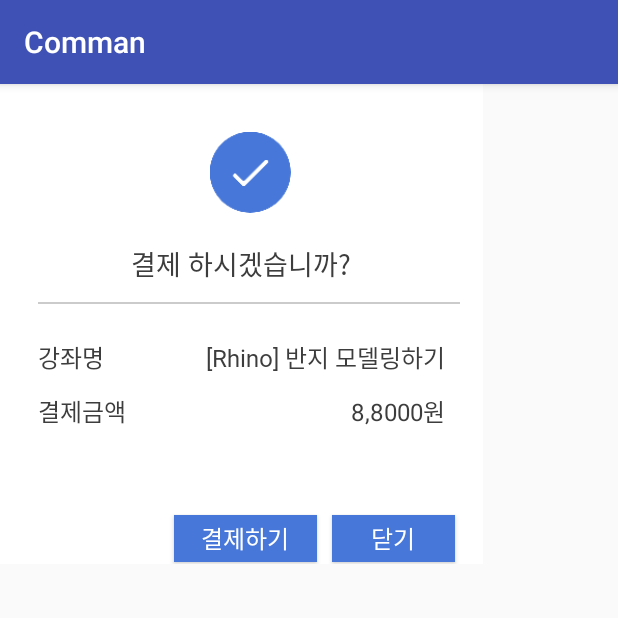
After one commit to CommanTeam/android, an Android app: the ChargePopupActivity screen opened directly, with no data from a screen before it, on a phone screen of 412 x 824 dp, the top half of it. The commit adds this screen. Run offline under Robolectric (Android 15) with nearby library versions, the phone set to English and light mode, and no system bars.

Commit message:
결제 등록 팝업(ChargePopupActivity) - 스크롤바 구현 아직 안했다. 등록 팝업(EnrollPopupActivity) - 레이아웃 완성 강의 설명 팝업(LecturePopupActivity) - 리싸이클러뷰 약간 미완성임
완성해보려고했지만 이제 출근 4시간 30분 전이라 잘게..

ps. 신기용바보멍충이메렁

```diff
--- /dev/null
+++ b/Comman/app/src/main/java/org/appjam/comman/ChargePopupActivity.kt
@@ -0,0 +1,27 @@
+package org.appjam.comman
+
+import android.os.Bundle
+import android.support.v7.app.AppCompatActivity
+import android.view.MotionEvent
+import kotlinx.android.synthetic.main.activity_charge_popup.*
+
+class ChargePopupActivity : AppCompatActivity() {
+
+    override fun onCreate(savedInstanceState: Bundle?) {
+        super.onCreate(savedInstanceState)
+        setContentView(R.layout.activity_charge_popup)
+
+        //닫기 버튼 클릭시 팝업 종료
+        charge_close_btn.setOnClickListener{
+            finish()
+        }
+    }
+
+    override fun onTouchEvent(event: MotionEvent?): Boolean {
+        //바깥 레이어 클릭시 안닫히게 한다.
+        if (MotionEvent.ACTION_OUTSIDE == event!!.action) {
+            return false
+        }
+        return true
+    }
+}
--- /dev/null
+++ b/Comman/app/src/main/res/layout/activity_charge_popup.xml
@@ -0,0 +1,134 @@
+<?xml version="1.0" encoding="utf-8"?>
+<LinearLayout xmlns:android="http://schemas.android.com/apk/res/android"
+    xmlns:tools="http://schemas.android.com/tools"
+    android:layout_width="322dp"
+    android:layout_height="320dp"
+    android:background="@color/white"
+    android:orientation="vertical"
+    tools:context="org.appjam.comman.ChargePopupActivity">
+
+
+    <LinearLayout
+        android:orientation="vertical"
+        android:layout_width="match_parent"
+        android:layout_height="wrap_content">
+
+        <ImageView
+            android:layout_width="54dp"
+            android:layout_height="54dp"
+            android:layout_marginBottom="20dp"
+            android:layout_marginLeft="140dp"
+            android:layout_marginRight="140dp"
+            android:layout_marginTop="32dp"
+            android:src="@drawable/enrollment_charge_check_icon" />
+
+        <TextView
+            android:layout_width="wrap_content"
+            android:layout_height="wrap_content"
+            android:layout_marginBottom="12dp"
+            android:layout_gravity="center"
+            android:fontFamily="@font/nanum_square_bold"
+            android:textColor="@color/mainTextColor"
+            android:text="결제 하시겠습니까?"
+            android:textSize="18sp" />
+    </LinearLayout>
+
+    <View
+        android:layout_width="281dp"
+        android:layout_height="1dp"
+        android:background="@color/divideLineColor"
+        android:layout_marginLeft="25dp"
+        android:layout_marginRight="25dp"/>
+
+    <LinearLayout
+        android:orientation="vertical"
+        android:layout_marginTop="23dp"
+        android:layout_marginBottom="31dp"
+        android:layout_width="match_parent"
+        android:layout_height="wrap_content"
+        android:layout_marginRight="25dp"
+        android:layout_marginLeft="25dp">
+
+        <LinearLayout
+            android:orientation="horizontal"
+            android:layout_width="match_parent"
+            android:layout_height="wrap_content">
+        <TextView
+            android:layout_width="wrap_content"
+            android:layout_height="wrap_content"
+            android:text="강좌명"
+            android:fontFamily="@font/nanum_square_bold"
+            android:textSize="16sp"
+            android:textColor="@color/mainTextColor" />
+
+            <TextView
+                android:id="@+id/charge_title_tv"
+                android:layout_width="match_parent"
+                android:layout_height="wrap_content"
+                android:text="[Rhino] 반지 모델링하기"
+                android:layout_marginLeft="56dp"
+                android:fontFamily="@font/nanum_square_bold"
+                android:textAlignment="viewEnd"
+                android:textSize="16sp"
+                android:textColor="@color/mainTextColor" />
+        </LinearLayout>
+
+        <LinearLayout
+            android:layout_marginTop="12dp"
+            android:orientation="horizontal"
+            android:layout_width="match_parent"
+            android:layout_height="wrap_content">
+            <TextView
+                android:layout_width="wrap_content"
+                android:layout_height="wrap_content"
+                android:text="결제금액"
+                android:fontFamily="@font/nanum_square_bold"
+                android:textSize="16sp"
+                android:textColor="@color/mainTextColor"
+                android:layout_marginRight="56dp"/>
+
+            <TextView
+                android:id="@+id/charge_price_tv"
+                android:layout_width="match_parent"
+                android:layout_height="wrap_content"
+                android:text="8,8000원"
+                android:textAlignment="viewEnd"
+                android:textColor="@color/mainTextColor"
+                android:textSize="16sp" />
+
+        </LinearLayout>
+
+    </LinearLayout>
+
+    <LinearLayout
+        android:layout_width="match_parent"
+        android:layout_height="84dp"
+        android:orientation="horizontal"
+        android:gravity="center_vertical">
+
+    <Button
+        android:id="@+id/charge_ok_btn"
+        android:layout_width="95dp"
+        android:layout_height="31dp"
+        android:background="@color/primaryColor"
+        android:textColor="@color/white"
+        android:fontFamily="@font/nanum_square_bold"
+        android:textSize="16sp"
+        android:text="결제하기"
+        android:layout_marginLeft="116dp"
+        android:layout_marginRight="10dp"
+        />
+
+    <Button
+        android:id="@+id/charge_close_btn"
+        android:layout_width="82dp"
+        android:layout_height="31dp"
+        android:textColor="@color/white"
+        android:text="닫기"
+        android:fontFamily="@font/nanum_square_bold"
+        android:textSize="16sp"
+        android:background="@color/primaryColor"
+        android:layout_marginRight="25dp"/>
+    </LinearLayout>
+
+</LinearLayout>
```
Also changed, not shown: Comman/app/src/main/AndroidManifest.xml (+14 -4 lines), Comman/app/src/main/java/org/appjam/comman/EnrollPopupActivity.kt (added, +27 -0 lines), Comman/app/src/main/java/org/appjam/comman/ui/lecture/LecturePopupActivity.kt (+71 -0 lines), Comman/app/src/main/res/layout/activity_enroll_popup.xml (added, +63 -0 lines), Comman/app/src/main/res/layout/activity_lecture_popup.xml (+30 -11 lines), Comman/app/src/main/res/layout/lecture_popup_items.xml (added, +28 -0 lines).
